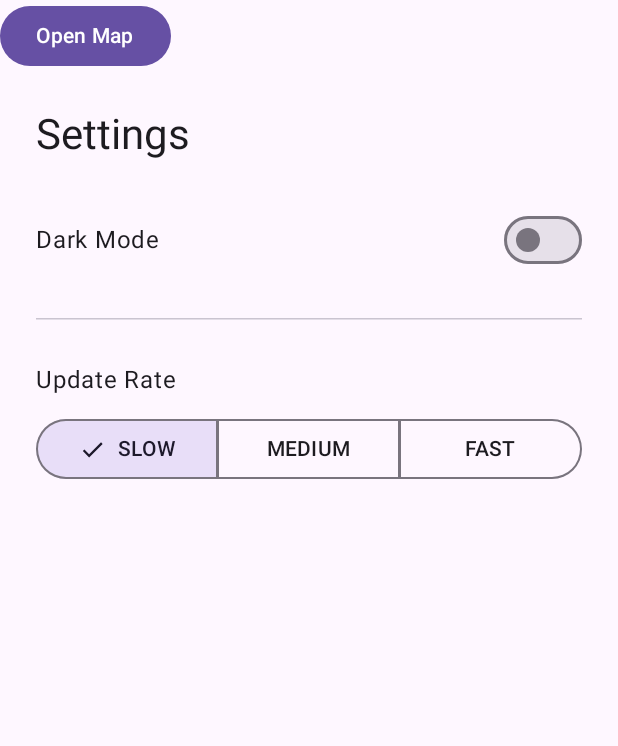
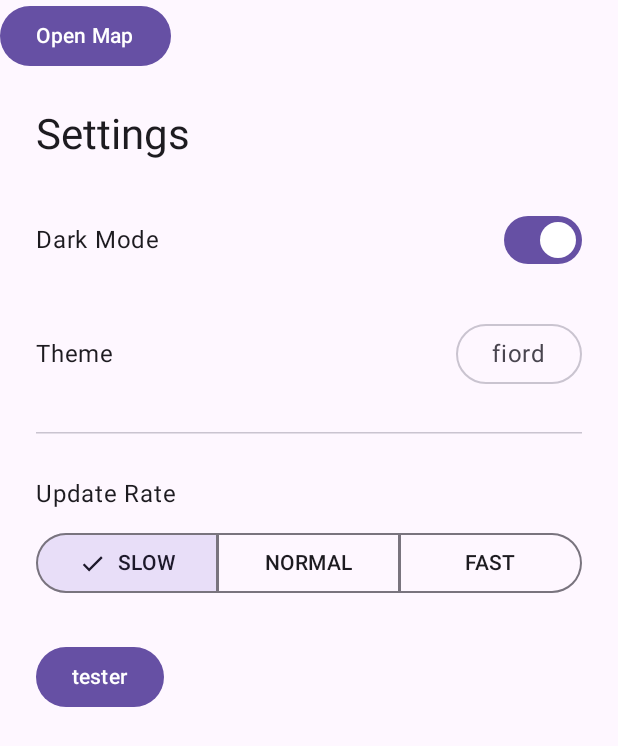
Before and after one commit to maggiSauce/PlaneTracker, an Android app built with Jetpack Compose: the screen it shows after launch (MainActivity), after a tap on "SLOW", on a phone screen of 412 x 824 dp. Shown: the top 746 px of the screen. Run offline under Robolectric (Android 15) with nearby library versions, the phone set to English and light mode, and no system bars; libraries missing offline, so code that uses them is left out: org.maplibre.android; 1 statement that could not run was skipped; 2 other taps on this screen came first.

Commit message:
add: settingsManager

```diff
--- a/Android/mobile/app/build.gradle.kts
+++ b/Android/mobile/app/build.gradle.kts
@@ -72,6 +72,8 @@ dependencies {
     implementation("org.jetbrains.kotlinx:kotlinx-serialization-json:1.11.0")
     // MapLibre
     implementation("org.maplibre.gl:android-sdk:13.7.1")
+    // datastore
+    implementation("androidx.datastore:datastore-preferences:1.3.0")
 
     // testing
     testImplementation("com.squareup.okhttp3:mockwebserver:4.12.0")
--- /dev/null
+++ b/Android/mobile/app/src/main/java/com/example/planetrackermobile/data/SettingsManager.kt
@@ -0,0 +1,56 @@
+package com.example.planetrackermobile.data
+
+import android.content.Context
+import android.util.Log
+import androidx.compose.runtime.collectAsState
+import androidx.datastore.preferences.core.*
+import androidx.datastore.preferences.preferencesDataStore
+import kotlinx.coroutines.flow.Flow
+import kotlinx.coroutines.flow.map
+
+private val Context.dataStore by preferencesDataStore(name = "settings")
+
+object SettingsOptions {
+    val themes = listOf("fiord", "liberty")
+    val updateRates = listOf("SLOW", "NORMAL", "FAST")
+}
+class SettingsManager(private val context: Context) {
+
+    companion object {
+        val SELECTED_THEME = stringPreferencesKey("selected_theme")
+        val DARK_MODE_ENABLED = booleanPreferencesKey("darkModeEnabled")
+        val UPDATE_RATE = stringPreferencesKey("updateRate")
+    }
+
+    suspend fun saveString(key: Preferences.Key<String>, value: String) {
+        context.dataStore.edit { preferences ->
+            preferences[key] = value
+        }
+    }
+
+    suspend fun saveBoolean(key: Preferences.Key<Boolean>, value: Boolean) {
+        context.dataStore.edit { preferences ->
+            preferences[key] = value
+        }
+    }
+
+    fun getString(key: Preferences.Key<String>, defaultValue: String): Flow<String> {
+        return context.dataStore.data.map { preferences ->
+            preferences[key] ?: defaultValue
+        }
+    }
+
+    fun getBoolean(key: Preferences.Key<Boolean>, defaultValue: Boolean): Flow<Boolean> {
+        return context.dataStore.data.map { preferences ->
+            preferences[key] ?: defaultValue
+        }
+    }
+
+    suspend fun printSettings() {
+        context.dataStore.data.collect { preferences ->
+            preferences.asMap().forEach { (key, value) ->
+                Log.d("[DEBUG] SettingsManager", "${key.name}: $value")
+            }
+        }
+    }
+}
--- a/Android/mobile/app/src/main/java/com/example/planetrackermobile/ui/screens/MapScreen.kt
+++ b/Android/mobile/app/src/main/java/com/example/planetrackermobile/ui/screens/MapScreen.kt
@@ -18,8 +18,8 @@ import org.maplibre.android.geometry.LatLng
 import org.maplibre.android.maps.MapView
 import org.maplibre.android.maps.Style
 
-private const val MAP_STYLE_URL =
-    "https://tiles.openfreemap.org/styles/liberty"
+private const val MAP_STYLE_URL = "https://tiles.openfreemap.org/styles/fiord"
+//    "https://tiles.openfreemap.org/styles/liberty"
 
 @Composable
 fun MapScreen() {
--- a/Android/mobile/app/src/main/java/com/example/planetrackermobile/ui/screens/SettingsScreen.kt
+++ b/Android/mobile/app/src/main/java/com/example/planetrackermobile/ui/screens/SettingsScreen.kt
@@ -3,32 +3,63 @@ package com.example.planetrackermobile.ui.screens
 import androidx.compose.runtime.Composable
 import androidx.compose.ui.Modifier
 import androidx.compose.foundation.layout.*
+import androidx.compose.foundation.layout.Arrangement
+import androidx.compose.material3.Button
+import androidx.compose.material3.DropdownMenu
+import androidx.compose.material3.DropdownMenuItem
 import androidx.compose.material3.HorizontalDivider
 import androidx.compose.material3.MaterialTheme
+import androidx.compose.material3.OutlinedButton
 import androidx.compose.material3.SegmentedButton
 import androidx.compose.material3.SegmentedButtonDefaults
 import androidx.compose.material3.SingleChoiceSegmentedButtonRow
 import androidx.compose.material3.Switch
 import androidx.compose.material3.Text
+import androidx.compose.runtime.collectAsState
 import androidx.compose.runtime.getValue
 import androidx.compose.runtime.mutableStateOf
 import androidx.compose.runtime.remember
+import androidx.compose.runtime.rememberCoroutineScope
 import androidx.compose.runtime.setValue
 import androidx.compose.ui.Alignment
+import androidx.compose.ui.platform.LocalContext
 import androidx.compose.ui.tooling.preview.Preview
 import androidx.compose.ui.unit.dp
+import com.example.planetrackermobile.data.SettingsManager
+import com.example.planetrackermobile.data.SettingsOptions
 import com.example.planetrackermobile.ui.theme.PlaneTrackerTheme
-
-enum class UpdateRate {
-    SLOW,
-    MEDIUM,
-    FAST,
-}
+import kotlinx.coroutines.launch
 
 @Composable
 fun SettingsScreen() {
-    var isDarkMode by remember { mutableStateOf(false)}
-    var selectedUpdateRate by remember { mutableStateOf(UpdateRate.MEDIUM) }
+    val context = LocalContext.current
+    val settingsManager = remember {
+        SettingsManager(context)
+    }
+
+    val scope = rememberCoroutineScope()
+
+    val darkModeEnabled by settingsManager.getBoolean(
+        SettingsManager.DARK_MODE_ENABLED,
+        true
+    )
+        .collectAsState(initial = true)
+
+    val selectedUpdateRate by settingsManager.getString(
+        SettingsManager.UPDATE_RATE,
+        SettingsOptions.updateRates[0]
+    )
+        .collectAsState(initial = SettingsOptions.updateRates[0])
+
+
+    val selectedTheme by settingsManager.getString(
+        SettingsManager.SELECTED_THEME,
+        SettingsOptions.themes[0]
+    )
+        .collectAsState(
+            initial = SettingsOptions.themes[0]
+        )
+    var expanded by remember { mutableStateOf(false) }
 
     Column(
         modifier = Modifier
@@ -41,24 +72,72 @@ fun SettingsScreen() {
             style = MaterialTheme.typography.headlineMedium
         )
 
+        // Dark Mode
         Row(
             modifier = Modifier.fillMaxWidth(),
             horizontalArrangement = Arrangement.SpaceBetween,
             verticalAlignment = Alignment.CenterVertically,
 
-        ) {
+            ) {
             Text(
                 text = "Dark Mode",
                 style = MaterialTheme.typography.bodyLarge
             )
             Switch(
-                checked = isDarkMode,
-                onCheckedChange = { isDarkMode = it }
+                checked = darkModeEnabled,
+                onCheckedChange = { newValue ->
+                    scope.launch {
+                        settingsManager.saveBoolean(SettingsManager.DARK_MODE_ENABLED, newValue)
+                    }
+                }
             )
+        }
+
+        // Map Theme
+        Row(
+            modifier = Modifier.fillMaxWidth(),
+            horizontalArrangement = Arrangement.SpaceBetween,
+            verticalAlignment = Alignment.CenterVertically,
+        ) {
+            Text(
+                text = "Theme",
+                style = MaterialTheme.typography.bodyLarge
+            )
+            Box {
+                OutlinedButton(
+                    onClick = { expanded = true }
+                ) {
+                    Text(
+                        text = selectedTheme,
+                        style = MaterialTheme.typography.bodyLarge,
+                    )
+                }
+
+                DropdownMenu(
+                    expanded = expanded,
+                    onDismissRequest = { expanded = false }
+                ) {
+                    SettingsOptions.themes.forEach { theme ->
+                        DropdownMenuItem(
+                            text = { Text(theme) },
+                            onClick = {
+                                scope.launch {
+                                    settingsManager.saveString(
+                                        SettingsManager.SELECTED_THEME,
+                                        theme
+                                    )
+                                }
+                                expanded = false
+                            }
+                        )
+                    }
+                }
+            }
         }
 
         HorizontalDivider()
 
+        // Update Rate
         Column(
             verticalArrangement = Arrangement.spacedBy(10.dp)
         ) {
@@ -69,19 +148,36 @@ fun SettingsScreen() {
             SingleChoiceSegmentedButtonRow(
                 modifier = Modifier.fillMaxWidth()
             ) {
-                UpdateRate.entries.forEachIndexed { index, rate ->
+                SettingsOptions.updateRates.forEach { SelectedRate ->
                     SegmentedButton(
-                        selected = selectedUpdateRate == rate,
-                        onClick = { selectedUpdateRate = rate },
+                        selected = selectedUpdateRate == SelectedRate,
+                        onClick = {
+                            scope.launch {
+                                settingsManager.saveString(
+                                    SettingsManager.UPDATE_RATE,
+                                    SelectedRate
+                                )
+                            }
+                        },
                         shape = SegmentedButtonDefaults.itemShape(
-                            index = index,
-                            count = UpdateRate.entries.size
+                            index = SettingsOptions.updateRates.indexOf(SelectedRate),
+                            count = SettingsOptions.updateRates.size
                         )
                     ) {
-                        Text(text = rate.name)
+                        Text(text = SelectedRate)
                     }
                 }
             }
+        }
+
+        Button(
+            onClick = {
+                scope.launch {
+                    settingsManager.printSettings()
+                }
+            }
+        ) {
+            Text("tester")
         }
     }
 }
```
